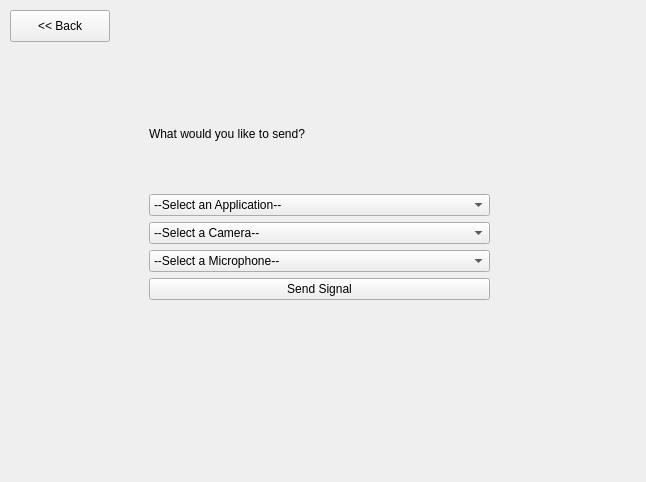
Above: mainwindow.ui from AJJ-Senior-Project/SeniorProject before the change. Below: the same form after it.
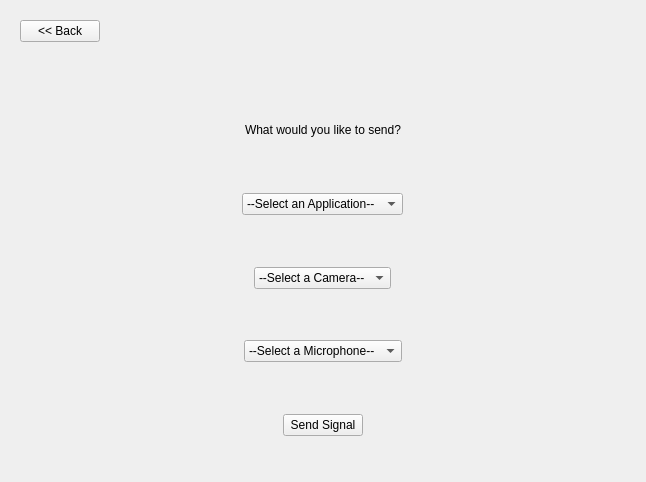
That is the form after the change. The open tabs and pages were chosen to show the change.

What changed in the file:
```diff
--- a/mainwindow.ui
+++ b/mainwindow.ui
@@ -10,17 +10,23 @@
     <height>482</height>
    </rect>
   </property>
+  <property name="sizePolicy">
+   <sizepolicy hsizetype="Expanding" vsizetype="Expanding">
+    <horstretch>0</horstretch>
+    <verstretch>0</verstretch>
+   </sizepolicy>
+  </property>
   <property name="windowTitle">
    <string>Form</string>
   </property>
+  <layout class="QVBoxLayout" name="verticalLayout_3">
+   <item>
   <widget class="QStackedWidget" name="stackedWidget">
-   <property name="geometry">
-    <rect>
-     <x>10</x>
-     <y>10</y>
-     <width>621</width>
-     <height>461</height>
-    </rect>
+     <property name="sizePolicy">
+      <sizepolicy hsizetype="Expanding" vsizetype="Expanding">
+       <horstretch>0</horstretch>
+       <verstretch>0</verstretch>
+      </sizepolicy>
    </property>
    <property name="currentIndex">
     <number>2</number>
@@ -73,38 +79,57 @@
     </widget>
    </widget>
    <widget class="QWidget" name="senderPage">
-    <widget class="QPushButton" name="senderBackButton">
-     <property name="geometry">
-      <rect>
-       <x>0</x>
-       <y>0</y>
-       <width>100</width>
-       <height>32</height>
-      </rect>
-     </property>
-     <property name="text">
-      <string>&lt;&lt; Back</string>
-     </property>
-    </widget>
-    <widget class="QWidget" name="verticalLayoutWidget_2">
-     <property name="geometry">
-      <rect>
-       <x>139</x>
-       <y>69</y>
-       <width>341</width>
-       <height>221</height>
-      </rect>
-     </property>
+      <property name="sizePolicy">
+       <sizepolicy hsizetype="Expanding" vsizetype="Expanding">
+        <horstretch>0</horstretch>
+        <verstretch>0</verstretch>
+       </sizepolicy>
+      </property>
+      <layout class="QVBoxLayout" name="verticalLayout_11">
+       <item>
      <layout class="QVBoxLayout" name="verticalLayout_2">
       <item>
+          <layout class="QVBoxLayout" name="verticalLayout_10">
+           <property name="spacing">
+            <number>0</number>
+           </property>
+           <property name="topMargin">
+            <number>0</number>
+           </property>
+           <item alignment="Qt::AlignmentFlag::AlignLeft|Qt::AlignmentFlag::AlignTop">
+            <widget class="QPushButton" name="senderBackButton">
+             <property name="sizePolicy">
+              <sizepolicy hsizetype="Fixed" vsizetype="Fixed">
+               <horstretch>0</horstretch>
+               <verstretch>0</verstretch>
+              </sizepolicy>
+             </property>
+             <property name="text">
+              <string>&lt;&lt; Back</string>
+             </property>
+            </widget>
+           </item>
+           <item alignment="Qt::AlignmentFlag::AlignHCenter|Qt::AlignmentFlag::AlignVCenter">
        <widget class="QLabel" name="label_2">
+             <property name="sizePolicy">
+              <sizepolicy hsizetype="Expanding" vsizetype="Fixed">
+               <horstretch>0</horstretch>
+               <verstretch>0</verstretch>
+              </sizepolicy>
+             </property>
         <property name="text">
          <string>What would you like to send?</string>
         </property>
        </widget>
       </item>
-      <item>
+           <item alignment="Qt::AlignmentFlag::AlignHCenter|Qt::AlignmentFlag::AlignVCenter">
        <widget class="QComboBox" name="comboBox_3">
+             <property name="sizePolicy">
+              <sizepolicy hsizetype="Fixed" vsizetype="Fixed">
+               <horstretch>0</horstretch>
+               <verstretch>0</verstretch>
+              </sizepolicy>
+             </property>
         <item>
          <property name="text">
           <string>--Select an Application--</string>
@@ -112,8 +137,14 @@
         </item>
        </widget>
       </item>
-      <item>
+           <item alignment="Qt::AlignmentFlag::AlignHCenter|Qt::AlignmentFlag::AlignVCenter">
        <widget class="QComboBox" name="comboBox_2">
+             <property name="sizePolicy">
+              <sizepolicy hsizetype="Fixed" vsizetype="Fixed">
+               <horstretch>0</horstretch>
+               <verstretch>0</verstretch>
+              </sizepolicy>
+             </property>
         <item>
          <property name="text">
           <string>--Select a Camera--</string>
@@ -121,8 +152,14 @@
         </item>
        </widget>
       </item>
-      <item>
+           <item alignment="Qt::AlignmentFlag::AlignHCenter|Qt::AlignmentFlag::AlignVCenter">
        <widget class="QComboBox" name="comboBox">
+             <property name="sizePolicy">
+              <sizepolicy hsizetype="Fixed" vsizetype="Fixed">
+               <horstretch>0</horstretch>
+               <verstretch>0</verstretch>
+              </sizepolicy>
+             </property>
         <item>
          <property name="text">
           <string>--Select a Microphone--</string>
@@ -130,15 +167,24 @@
         </item>
        </widget>
       </item>
-      <item>
+           <item alignment="Qt::AlignmentFlag::AlignHCenter|Qt::AlignmentFlag::AlignVCenter">
        <widget class="QPushButton" name="pushButton_4">
+             <property name="sizePolicy">
+              <sizepolicy hsizetype="Fixed" vsizetype="Fixed">
+               <horstretch>0</horstretch>
+               <verstretch>0</verstretch>
+              </sizepolicy>
+             </property>
         <property name="text">
          <string>Send Signal</string>
         </property>
        </widget>
       </item>
      </layout>
-    </widget>
+         </item>
+        </layout>
+       </item>
+      </layout>
    </widget>
    <widget class="QWidget" name="receiverPage">
     <widget class="QPushButton" name="receiverBackButton">
@@ -285,6 +331,8 @@
     </widget>
    </widget>
   </widget>
+   </item>
+  </layout>
  </widget>
  <resources/>
  <connections/>
```
Left out of the diff: 74 changed lines with no effect on the pictures. Lines whose indentation alone changed are shown as unchanged.
